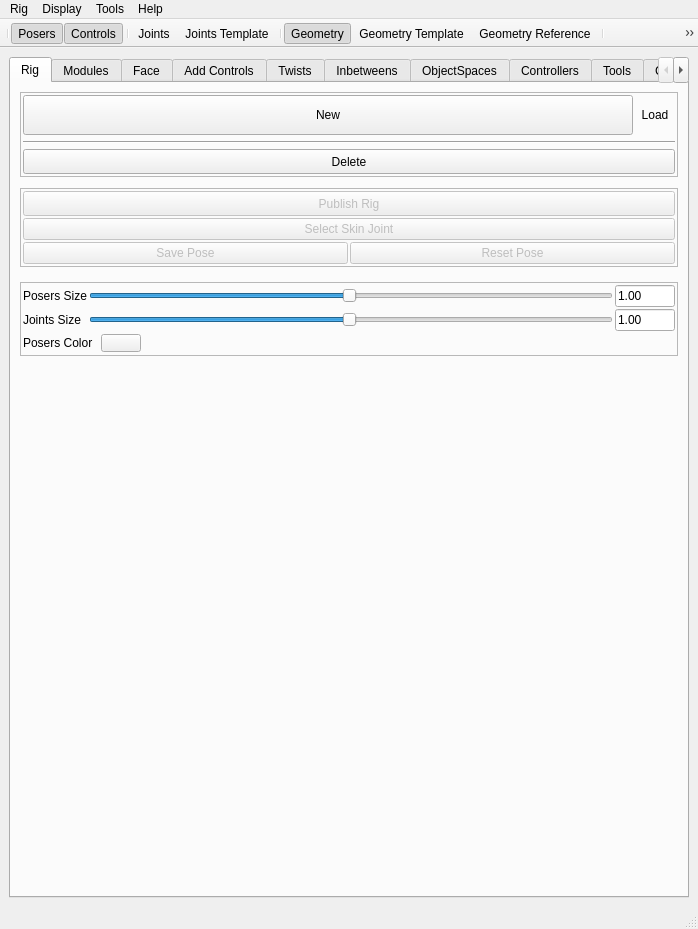
The window that ui/designer/mainWindow.ui (PavelCrow/RigStudio3) describes before a commit, drawn with Qt 5.
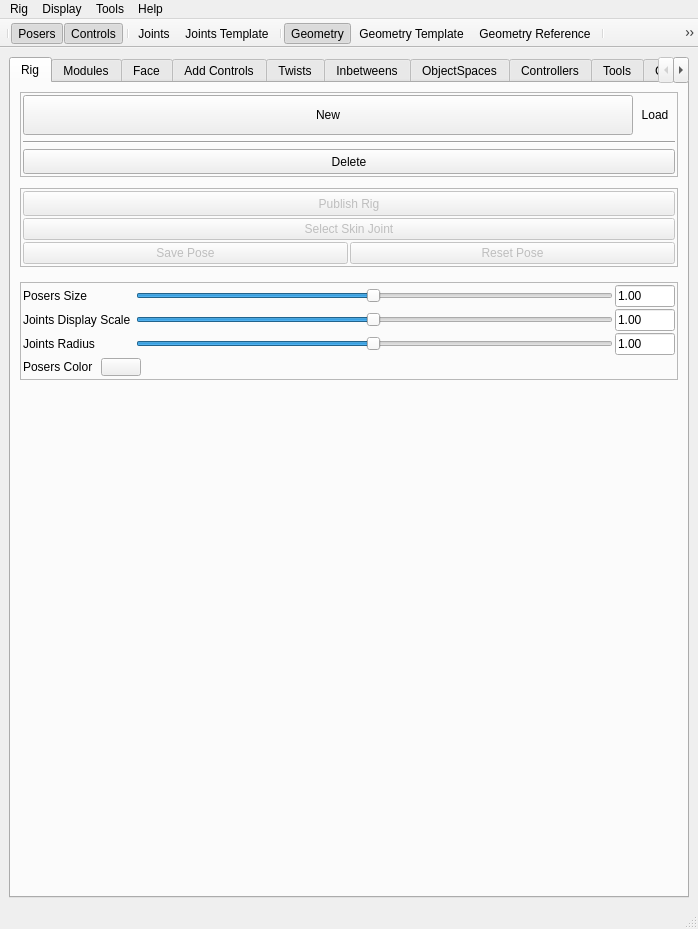
The same window after the commit. The open tabs and pages were chosen to show the change.

The edit to the form file:
```diff
--- a/ui/designer/mainWindow.ui
+++ b/ui/designer/mainWindow.ui
@@ -307,10 +307,65 @@
               </property>
               <item>
                <layout class="QGridLayout" name="gridLayout_4">
-                <item row="1" column="0">
-                 <widget class="QLabel" name="label_2">
+                <item row="2" column="3">
+                 <widget class="QLineEdit" name="jointsSize_lineEdit">
+                  <property name="enabled">
+                   <bool>true</bool>
+                  </property>
+                  <property name="sizePolicy">
+                   <sizepolicy hsizetype="Fixed" vsizetype="Fixed">
+                    <horstretch>0</horstretch>
+                    <verstretch>0</verstretch>
+                   </sizepolicy>
+                  </property>
+                  <property name="maximumSize">
+                   <size>
+                    <width>60</width>
+                    <height>16777215</height>
+                   </size>
+                  </property>
+                  <property name="inputMethodHints">
+                   <set>Qt::ImhDigitsOnly</set>
+                  </property>
                   <property name="text">
-                   <string>Joints Size</string>
+                   <string>1.00</string>
+                  </property>
+                  <property name="echoMode">
+                   <enum>QLineEdit::Normal</enum>
+                  </property>
+                  <property name="readOnly">
+                   <bool>true</bool>
+                  </property>
+                 </widget>
+                </item>
+                <item row="0" column="3">
+                 <widget class="QLineEdit" name="posersSize_lineEdit">
+                  <property name="enabled">
+                   <bool>true</bool>
+                  </property>
+                  <property name="sizePolicy">
+                   <sizepolicy hsizetype="Fixed" vsizetype="Fixed">
+                    <horstretch>0</horstretch>
+                    <verstretch>0</verstretch>
+                   </sizepolicy>
+                  </property>
+                  <property name="maximumSize">
+                   <size>
+                    <width>60</width>
+                    <height>16777215</height>
+                   </size>
+                  </property>
+                  <property name="inputMethodHints">
+                   <set>Qt::ImhDigitsOnly</set>
+                  </property>
+                  <property name="text">
+                   <string>1.00</string>
+                  </property>
+                  <property name="echoMode">
+                   <enum>QLineEdit::Normal</enum>
+                  </property>
+                  <property name="readOnly">
+                   <bool>true</bool>
                   </property>
                  </widget>
                 </item>
@@ -339,6 +394,13 @@
                   </property>
                  </widget>
                 </item>
+                <item row="2" column="0">
+                 <widget class="QLabel" name="label_2">
+                  <property name="text">
+                   <string>Joints Radius</string>
+                  </property>
+                 </widget>
+                </item>
                 <item row="0" column="0">
                  <widget class="QLabel" name="label">
                   <property name="text">
@@ -346,7 +408,7 @@
                   </property>
                  </widget>
                 </item>
-                <item row="1" column="1">
+                <item row="2" column="1">
                  <widget class="QSlider" name="jointsSize_slider">
                   <property name="minimum">
                    <number>1</number>
@@ -362,36 +424,34 @@
                   </property>
                  </widget>
                 </item>
-                <item row="0" column="3">
-                 <widget class="QLineEdit" name="posersSize_lineEdit">
-                  <property name="sizePolicy">
-                   <sizepolicy hsizetype="Fixed" vsizetype="Fixed">
-                    <horstretch>0</horstretch>
-                    <verstretch>0</verstretch>
-                   </sizepolicy>
-                  </property>
-                  <property name="maximumSize">
-                   <size>
-                    <width>60</width>
-                    <height>16777215</height>
-                   </size>
-                  </property>
-                  <property name="inputMethodHints">
-                   <set>Qt::ImhDigitsOnly</set>
-                  </property>
+                <item row="1" column="0">
+                 <widget class="QLabel" name="label_44">
                   <property name="text">
-                   <string>1.00</string>
+                   <string>Joints Display Scale </string>
                   </property>
-                  <property name="echoMode">
-                   <enum>QLineEdit::Normal</enum>
+                 </widget>
+                </item>
+                <item row="1" column="1">
+                 <widget class="QSlider" name="jointsDisplayScale_slider">
+                  <property name="minimum">
+                   <number>1</number>
                   </property>
-                  <property name="readOnly">
-                   <bool>false</bool>
+                  <property name="maximum">
+                   <number>200</number>
+                  </property>
+                  <property name="value">
+                   <number>100</number>
+                  </property>
+                  <property name="orientation">
+                   <enum>Qt::Horizontal</enum>
                   </property>
                  </widget>
                 </item>
                 <item row="1" column="3">
-                 <widget class="QLineEdit" name="jointsSize_lineEdit">
+                 <widget class="QLineEdit" name="jointsDisplayScale_lineEdit">
+                  <property name="enabled">
+                   <bool>true</bool>
+                  </property>
                   <property name="sizePolicy">
                    <sizepolicy hsizetype="Fixed" vsizetype="Fixed">
                     <horstretch>0</horstretch>
@@ -414,7 +474,7 @@
                    <enum>QLineEdit::Normal</enum>
                   </property>
                   <property name="readOnly">
-                   <bool>false</bool>
+                   <bool>true</bool>
                   </property>
                  </widget>
                 </item>
```
Left out of the diff: 9 changed lines with no effect on the pictures.
